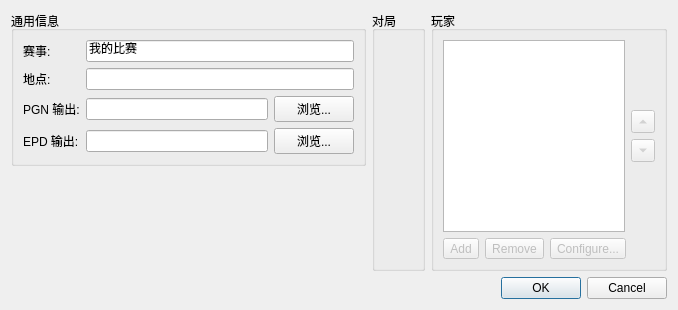
Qt form projects/gui/ui/newtournamentdlg.ui (leedavid/QTggchess) before a commit.
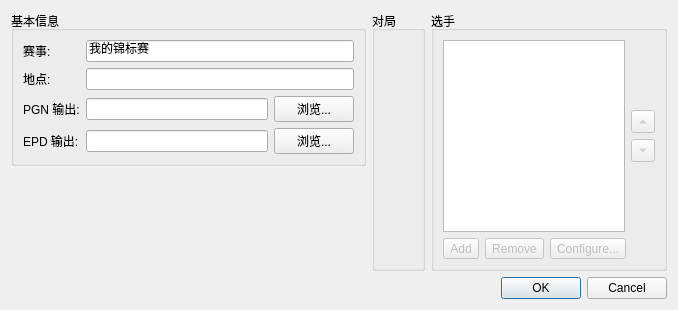
The same form after that commit. Icons and pictures are not drawn. Custom widgets are drawn as their Qt base class.

Diff of the .ui file:
```diff
--- a/projects/gui/ui/newtournamentdlg.ui
+++ b/projects/gui/ui/newtournamentdlg.ui
@@ -24,7 +24,7 @@
        <item>
         <widget class="QGroupBox" name="groupBox_3">
          <property name="title">
-          <string>通用信息</string>
+          <string>基本信息</string>
          </property>
          <layout class="QFormLayout" name="formLayout_2">
           <item row="0" column="0">
@@ -40,7 +40,7 @@
           <item row="0" column="1">
            <widget class="QLineEdit" name="m_nameEdit">
             <property name="text">
-             <string>我的比赛</string>
+             <string>我的锦标赛</string>
             </property>
             <property name="maxLength">
              <number>127</number>
@@ -169,7 +169,7 @@
           <bool>false</bool>
          </property>
          <property name="title">
-          <string>玩家</string>
+          <string>选手</string>
          </property>
          <property name="flat">
           <bool>false</bool>
```
Left out of the diff: 2 changed lines with no effect on the pictures.
